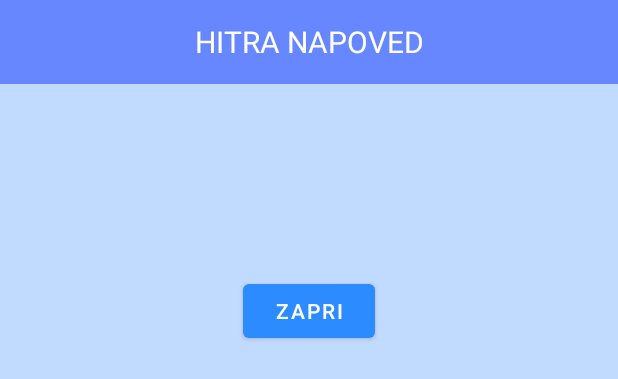
After one commit to domenkl/WeatherApp, an Android app: the layout fast_forecast_popup.xml on its own in the app's theme, with its tools: preview values and no code run, on a phone screen of 412 x 824 dp. The commit adds this screen. Shown: the top 379 px of the screen. Run offline under Robolectric (Android 15) with nearby library versions, the phone set to English and light mode, and no system bars.

Commit message:
Add fast forecast popup xml layout

```diff
--- /dev/null
+++ b/app/src/main/res/layout/fast_forecast_popup.xml
@@ -0,0 +1,67 @@
+<?xml version="1.0" encoding="utf-8"?>
+
+<layout xmlns:android="http://schemas.android.com/apk/res/android">
+
+    <RelativeLayout
+
+        android:layout_width="match_parent"
+        android:layout_height="match_parent"
+        android:background="@color/main_background">
+
+
+        <TextView
+            android:id="@+id/forecast_text"
+            android:layout_width="match_parent"
+            android:layout_height="56dp"
+            android:background="@color/ellipse"
+            android:gravity="center"
+            android:text="@string/fast_forecast_text"
+            android:textAlignment="center"
+            android:textAllCaps="true"
+            android:textColor="@color/white"
+            android:textSize="20sp" />
+
+        <TextView
+            android:id="@+id/forecast_title"
+            android:layout_width="wrap_content"
+            android:layout_height="wrap_content"
+            android:layout_below="@id/forecast_text"
+            android:layout_centerInParent="true"
+            android:layout_marginLeft="5sp"
+            android:layout_marginTop="17sp"
+            android:layout_marginRight="5sp"
+            android:layout_marginBottom="17sp"
+            android:fontFamily="@font/inter"
+            android:text="@null"
+            android:textAlignment="center"
+            android:textColor="@color/black"
+            android:textSize="17sp" />
+
+        <TextView
+            android:id="@+id/forecast_description"
+            android:layout_width="wrap_content"
+            android:layout_height="wrap_content"
+            android:layout_below="@id/forecast_title"
+            android:layout_centerInParent="true"
+            android:layout_marginLeft="5sp"
+            android:layout_marginTop="17sp"
+            android:layout_marginRight="5sp"
+            android:layout_marginBottom="17sp"
+            android:fontFamily="@font/inter"
+            android:text="@null"
+            android:textAlignment="center"
+            android:textColor="@color/black"
+            android:textSize="17sp" />
+
+        <Button
+            android:id="@+id/close_forecast"
+            android:layout_width="wrap_content"
+            android:layout_height="wrap_content"
+            android:layout_below="@id/forecast_description"
+            android:layout_centerHorizontal="true"
+            android:layout_marginTop="10dp"
+            android:text="@string/close" />
+
+
+    </RelativeLayout>
+</layout>
--- a/app/src/main/res/values/strings.xml
+++ b/app/src/main/res/values/strings.xml
@@ -50,4 +50,6 @@
     <string name="rain_prob">Verjetnost dežja</string>
     <string name="sunset">Sončni zahod</string>
     <string name="sunrise">Sončni vzhod</string>
+    <string name="fast_forecast_text">Hitra napoved</string>
+    <string name="close">Zapri</string>
 </resources>
```
